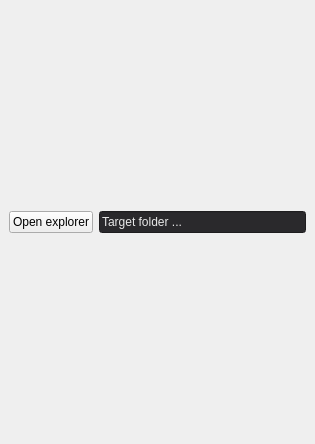
This is bucket.ui in alexbourgeois/Norris as Qt 5 draws it before an edit. The edited form follows.
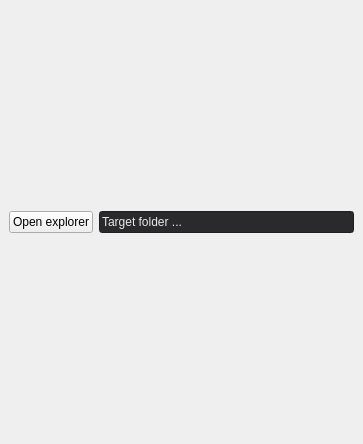
This is the edited form.

The edit to the form file:
```diff
--- a/bucket.ui
+++ b/bucket.ui
@@ -6,7 +6,7 @@
    <rect>
     <x>0</x>
     <y>0</y>
-    <width>315</width>
+    <width>363</width>
     <height>444</height>
    </rect>
   </property>
```
